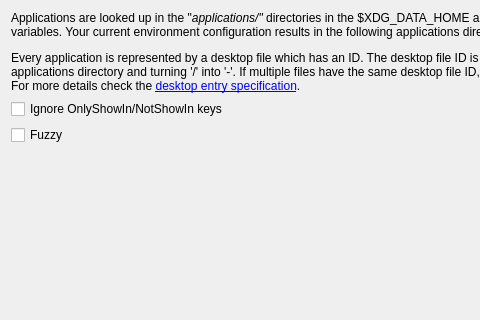
albertlauncher/plugins, file applications/src/configwidget.ui: the form before one commit; both pictures show x 0 to 480 and y 0 to 320 of the 800 by 600 pixel window.
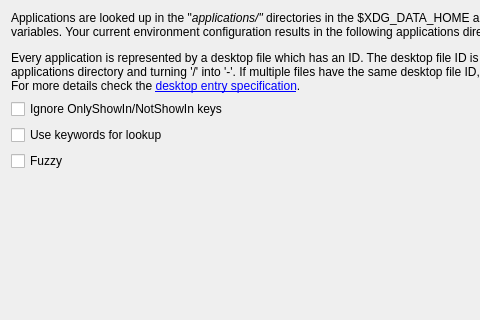
The form after the commit.

Commit message: [Apps] Add option "Use keywords for lookup"

The edit to the form file:
```diff
--- a/applications/src/configwidget.ui
+++ b/applications/src/configwidget.ui
@@ -45,6 +45,13 @@
          </property>
         </widget>
        </item>
+       <item>
+        <widget class="QCheckBox" name="checkBox_useKeywords">
+         <property name="text">
+          <string>Use keywords for lookup</string>
+         </property>
+        </widget>
+       </item>
        <item>
         <widget class="QCheckBox" name="checkBox_fuzzy">
          <property name="text">
```
The commit also changes 1 other file.
